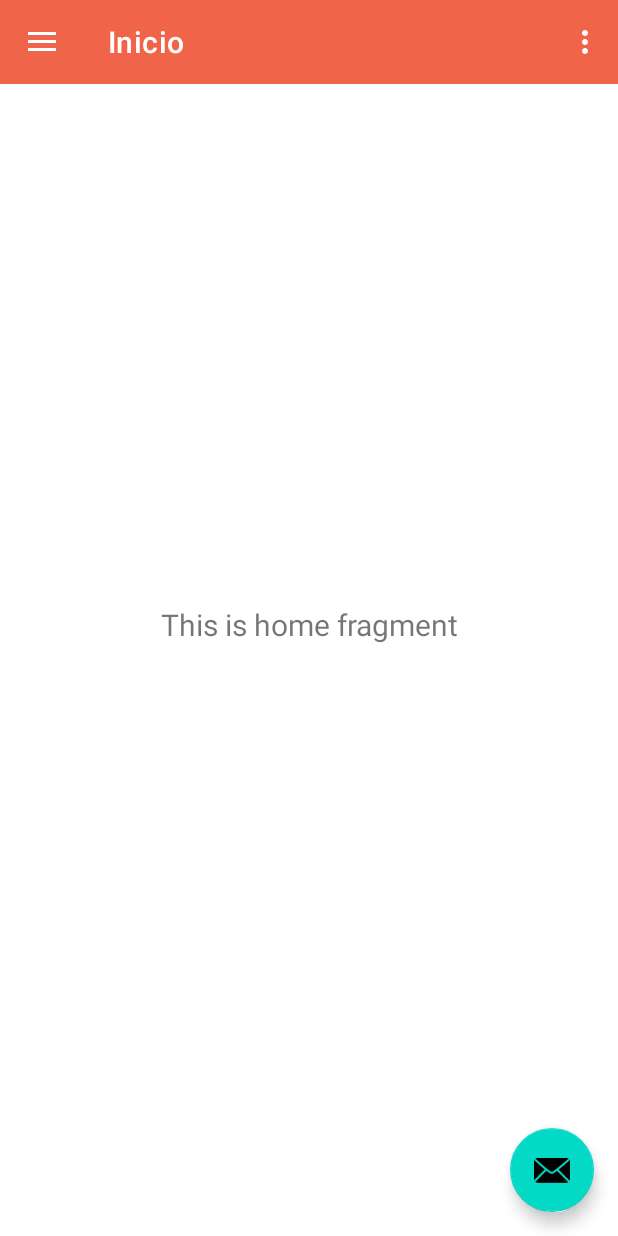
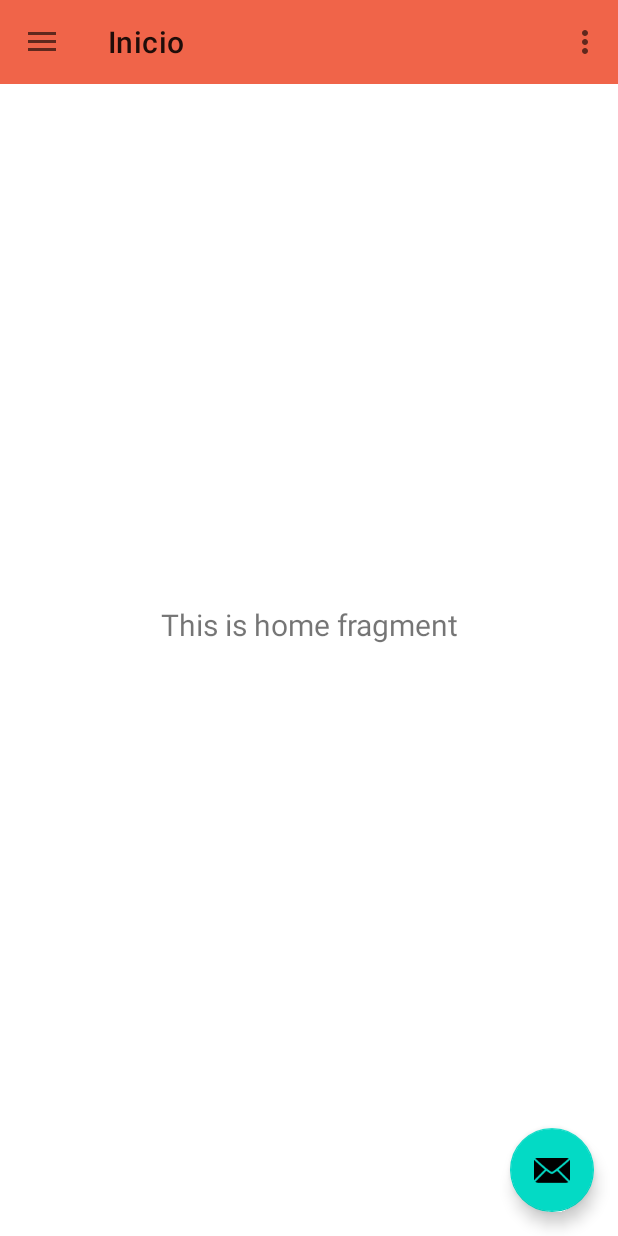
Before and after one commit to deiividramirez/Ciclo4, an Android app: the screen it shows after launch (MainActivity), on a phone screen of 412 x 824 dp. Run offline under Robolectric (Android 15) with nearby library versions, the phone set to English and light mode, and no system bars; our stand-ins replace navigation-ui.

```diff
--- a/app/src/main/res/layout/app_bar_main.xml
+++ b/app/src/main/res/layout/app_bar_main.xml
@@ -12,13 +12,6 @@
         android:layout_height="wrap_content"
         android:theme="@style/Theme.JobNet.AppBarOverlay">
 
-        <androidx.appcompat.widget.Toolbar
-            android:id="@+id/toolbar"
-            android:layout_width="match_parent"
-            android:layout_height="?attr/actionBarSize"
-            android:background="@color/naranja"
-            app:popupTheme="@style/Theme.JobNet.PopupOverlay" />
-
     </RelativeLayout>
 
     <include layout="@layout/content_main" />
@@ -32,4 +25,13 @@
         android:layout_marginBottom="16dp"
         app:srcCompat="@android:drawable/ic_dialog_email" />
 
+    <androidx.appcompat.widget.Toolbar
+        android:id="@+id/toolbar"
+        android:layout_width="match_parent"
+        android:layout_height="?attr/actionBarSize"
+        android:background="@color/naranja"
+        app:layout_anchor="@+id/appBarLayout"
+        app:layout_anchorGravity="center"
+        app:popupTheme="@style/Theme.JobNet.PopupOverlay" />
+
 </androidx.coordinatorlayout.widget.CoordinatorLayout>
```
Also changed, not shown: app/src/main/res/drawable/1.png (added), app/src/main/res/drawable/2.png (added), app/src/main/res/drawable/3.png (added), app/src/main/res/drawable/4.png (added), app/src/main/res/drawable/5.png (added).
